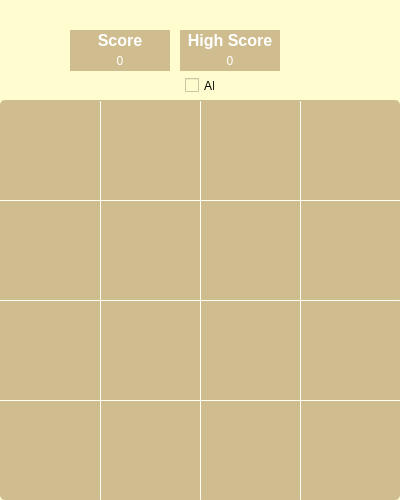
This is 2048/dlg_home.ui in ElliotHarding/2048 as Qt 5 draws it before an edit. The edited form follows.
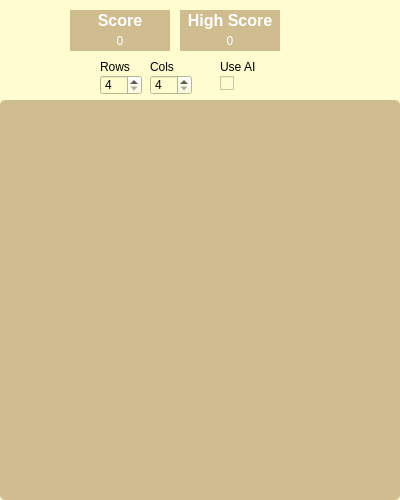
This is the edited form. Icons and pictures are not drawn.

Commit message: Start on resize

```diff
--- a/2048/dlg_home.ui
+++ b/2048/dlg_home.ui
@@ -24,7 +24,7 @@
     <property name="geometry">
      <rect>
       <x>70</x>
-      <y>50</y>
+      <y>30</y>
       <width>100</width>
       <height>21</height>
      </rect>
@@ -43,7 +43,7 @@
     <property name="geometry">
      <rect>
       <x>180</x>
-      <y>30</y>
+      <y>10</y>
       <width>100</width>
       <height>21</height>
      </rect>
@@ -69,7 +69,7 @@
     <property name="geometry">
      <rect>
       <x>180</x>
-      <y>50</y>
+      <y>30</y>
       <width>100</width>
       <height>21</height>
      </rect>
@@ -88,7 +88,7 @@
     <property name="geometry">
      <rect>
       <x>290</x>
-      <y>34</y>
+      <y>14</y>
       <width>32</width>
       <height>32</height>
      </rect>
@@ -114,7 +114,7 @@
     <property name="geometry">
      <rect>
       <x>70</x>
-      <y>30</y>
+      <y>10</y>
       <width>100</width>
       <height>21</height>
      </rect>
@@ -152,95 +152,88 @@
      <string/>
     </property>
    </widget>
-   <widget class="Line" name="line">
-    <property name="geometry">
-     <rect>
-      <x>100</x>
-      <y>100</y>
-      <width>1</width>
-      <height>400</height>
-     </rect>
-    </property>
-    <property name="orientation">
-     <enum>Qt::Vertical</enum>
-    </property>
-   </widget>
-   <widget class="Line" name="line_2">
-    <property name="geometry">
-     <rect>
-      <x>200</x>
-      <y>100</y>
-      <width>1</width>
-      <height>400</height>
-     </rect>
-    </property>
-    <property name="orientation">
-     <enum>Qt::Vertical</enum>
-    </property>
-   </widget>
-   <widget class="Line" name="line_3">
-    <property name="geometry">
-     <rect>
-      <x>300</x>
-      <y>100</y>
-      <width>1</width>
-      <height>400</height>
-     </rect>
-    </property>
-    <property name="orientation">
-     <enum>Qt::Vertical</enum>
-    </property>
-   </widget>
-   <widget class="Line" name="line_4">
-    <property name="geometry">
-     <rect>
-      <x>0</x>
-      <y>200</y>
-      <width>400</width>
-      <height>1</height>
-     </rect>
-    </property>
-    <property name="orientation">
-     <enum>Qt::Horizontal</enum>
-    </property>
-   </widget>
-   <widget class="Line" name="line_5">
-    <property name="geometry">
-     <rect>
-      <x>0</x>
-      <y>300</y>
-      <width>400</width>
-      <height>1</height>
-     </rect>
-    </property>
-    <property name="orientation">
-     <enum>Qt::Horizontal</enum>
-    </property>
-   </widget>
-   <widget class="Line" name="line_6">
-    <property name="geometry">
-     <rect>
-      <x>0</x>
-      <y>400</y>
-      <width>400</width>
-      <height>1</height>
-     </rect>
-    </property>
-    <property name="orientation">
-     <enum>Qt::Horizontal</enum>
-    </property>
-   </widget>
    <widget class="QCheckBox" name="cb_useAi">
     <property name="geometry">
      <rect>
-      <x>185</x>
-      <y>77</y>
+      <x>220</x>
+      <y>75</y>
       <width>30</width>
       <height>17</height>
      </rect>
     </property>
     <property name="text">
-     <string>AI</string>
+     <string/>
+    </property>
+   </widget>
+   <widget class="QSpinBox" name="sb_rows">
+    <property name="geometry">
+     <rect>
+      <x>100</x>
+      <y>75</y>
+      <width>42</width>
+      <height>20</height>
+     </rect>
+    </property>
+    <property name="minimum">
+     <number>4</number>
+    </property>
+    <property name="maximum">
+     <number>8</number>
+    </property>
+   </widget>
+   <widget class="QSpinBox" name="sb_cols">
+    <property name="geometry">
+     <rect>
+      <x>150</x>
+      <y>75</y>
+      <width>42</width>
+      <height>20</height>
+     </rect>
+    </property>
+    <property name="minimum">
+     <number>4</number>
+    </property>
+    <property name="maximum">
+     <number>8</number>
+    </property>
+   </widget>
+   <widget class="QLabel" name="lbl_rows">
+    <property name="geometry">
+     <rect>
+      <x>100</x>
+      <y>60</y>
+      <width>47</width>
+      <height>13</height>
+     </rect>
+    </property>
+    <property name="text">
+     <string>Rows</string>
+    </property>
+   </widget>
+   <widget class="QLabel" name="lb_cols">
+    <property name="geometry">
+     <rect>
+      <x>150</x>
+      <y>60</y>
+      <width>47</width>
+      <height>13</height>
+     </rect>
+    </property>
+    <property name="text">
+     <string>Cols</string>
+    </property>
+   </widget>
+   <widget class="QLabel" name="lbl_useAi">
+    <property name="geometry">
+     <rect>
+      <x>220</x>
+      <y>60</y>
+      <width>47</width>
+      <height>13</height>
+     </rect>
+    </property>
+    <property name="text">
+     <string>Use AI</string>
     </property>
    </widget>
   </widget>
```
The commit also changes 2 other files.
